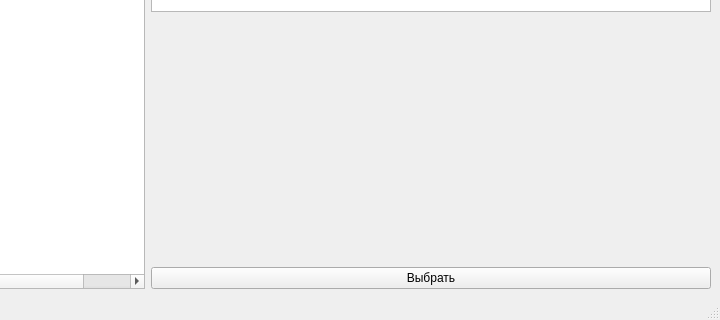
First picture: the form in searchmedia.ui, repository DmitriusFalse/mediaFinder, before the edit; both pictures show x 424 to 1144 and y 359 to 679 of the 1144 by 679 pixel window.
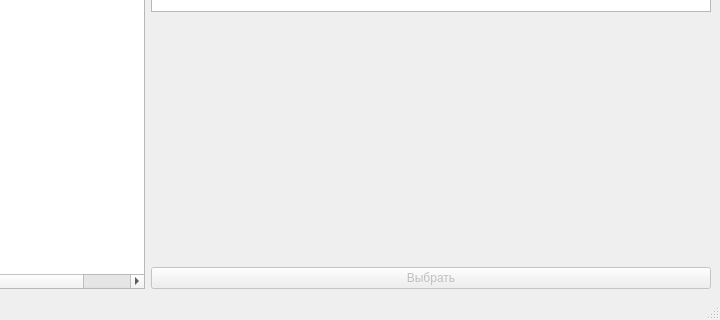
Second picture: the form after the edit.

The edit to the form file:
```diff
--- a/searchmedia.ui
+++ b/searchmedia.ui
@@ -157,6 +157,9 @@
         </item>
         <item>
          <widget class="QPushButton" name="okButton">
+          <property name="enabled">
+           <bool>false</bool>
+          </property>
           <property name="text">
            <string>Выбрать</string>
           </property>
```
